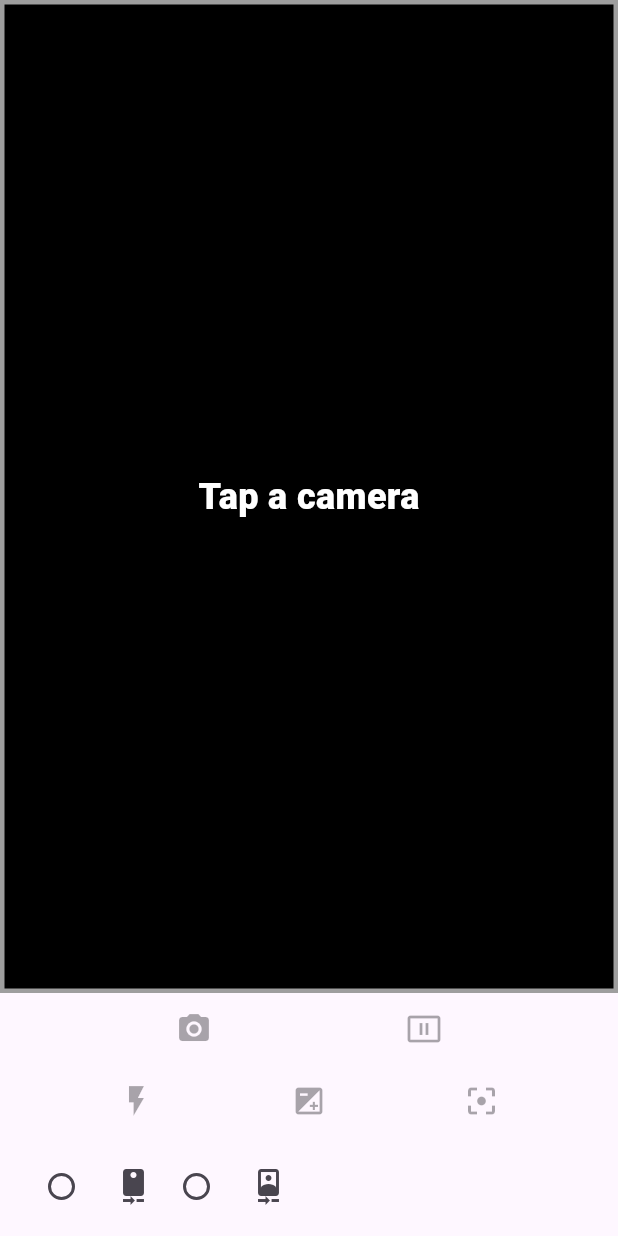
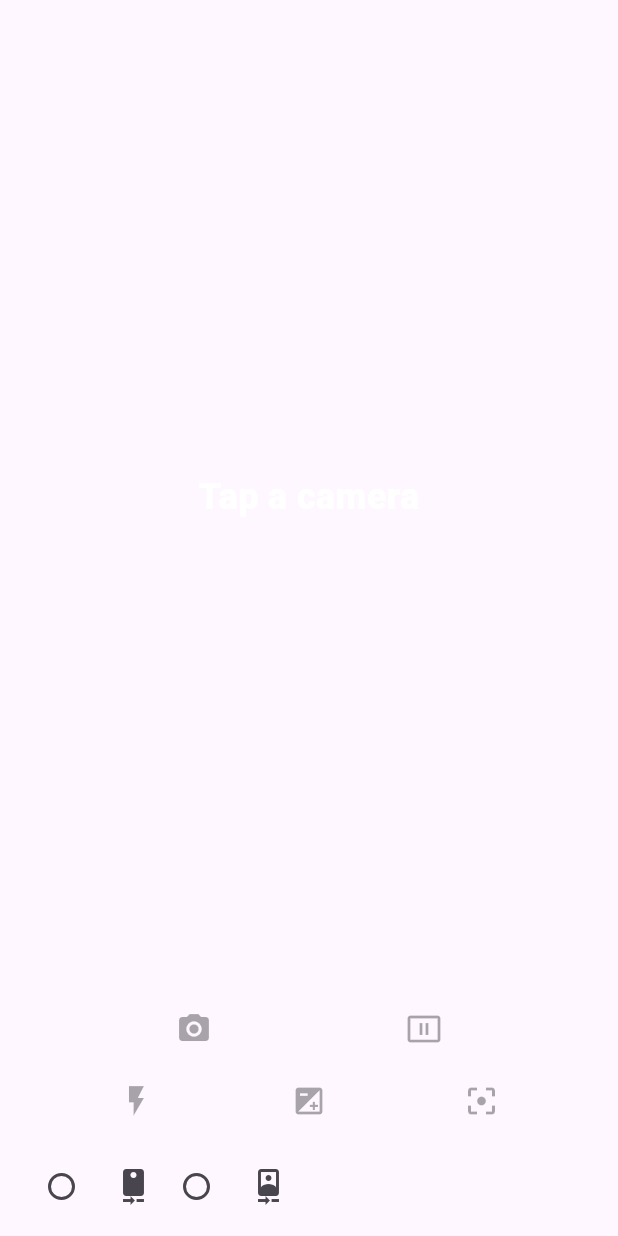
Before and after one commit to tiloc/gofuntime, a Flutter app: the screen it shows after launch, on a phone screen of 412 x 824 dp. Run offline on Flutter 3.47's test engine with Material 2 defaults, Android fonts, the phone set to English and light mode, and no system bars; drawn by our look-alikes of dynamic_color; our stand-ins replace camera, go_router, google_fonts.

Commit message:
- Remove annoying box

```diff
--- a/lib/ui/capture_sign_board.dart
+++ b/lib/ui/capture_sign_board.dart
@@ -136,24 +136,12 @@ class _CaptureSignBoardState extends State<CaptureSignBoard>
         child: Column(
           children: <Widget>[
             Expanded(
-              child: Container(
-                decoration: BoxDecoration(
-                  color: Colors.black,
-                  border: Border.all(
-                    color:
-                        controller != null && controller!.value.isRecordingVideo
-                            ? Colors.redAccent
-                            : Colors.grey,
-                    width: 3.0,
-                  ),
-                ),
-                child: Padding(
+              child: Padding(
                   padding: const EdgeInsets.all(1.0),
                   child: Center(
                     child: _cameraPreviewWidget(),
                   ),
                 ),
-              ),
             ),
             _captureControlRowWidget(),
             _modeControlRowWidget(),
```
